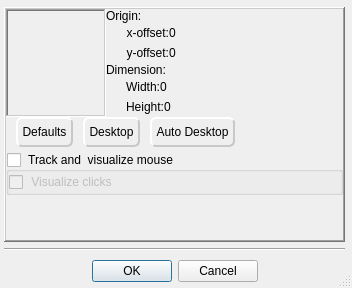
Homer-Conferencing/Homer-Conferencing, file Homer/forms/Dialogs/SegmentSelectionDialog.ui: the form before one commit.
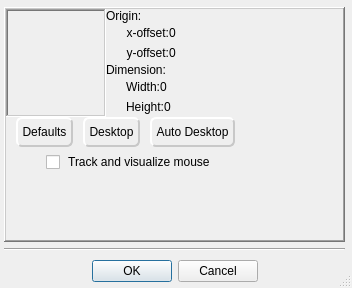
The form after the commit. Icons and pictures are not drawn.

What changed in the file:
```diff
--- a/Homer/forms/Dialogs/SegmentSelectionDialog.ui
+++ b/Homer/forms/Dialogs/SegmentSelectionDialog.ui
@@ -767,26 +767,27 @@
        </spacer>
       </item>
       <item>
-       <widget class="QGroupBox" name="mGrpMouse">
-        <property name="title">
-         <string> Track and  visualize mouse </string>
-        </property>
-        <property name="checkable">
-         <bool>true</bool>
-        </property>
-        <property name="checked">
-         <bool>false</bool>
-        </property>
-        <layout class="QVBoxLayout" name="verticalLayout_2">
-         <property name="margin">
-          <number>0</number>
-         </property>
-         <item>
           <layout class="QHBoxLayout" name="horizontalLayout_5">
            <item>
-            <widget class="QCheckBox" name="mCbClicks">
+         <spacer name="horizontalSpacer_7">
+          <property name="orientation">
+           <enum>Qt::Horizontal</enum>
+          </property>
+          <property name="sizeType">
+           <enum>QSizePolicy::Fixed</enum>
+          </property>
+          <property name="sizeHint" stdset="0">
+           <size>
+            <width>40</width>
+            <height>20</height>
+           </size>
+          </property>
+         </spacer>
+        </item>
+        <item>
+         <widget class="QCheckBox" name="mCbMouse">
              <property name="text">
-              <string> Visualize clicks </string>
+           <string> Track and visualize mouse </string>
              </property>
             </widget>
            </item>
@@ -804,9 +805,6 @@
             </spacer>
            </item>
           </layout>
-         </item>
-        </layout>
-       </widget>
       </item>
       <item>
        <spacer name="verticalSpacer">
```
Lines whose indentation alone changed are shown as unchanged.
